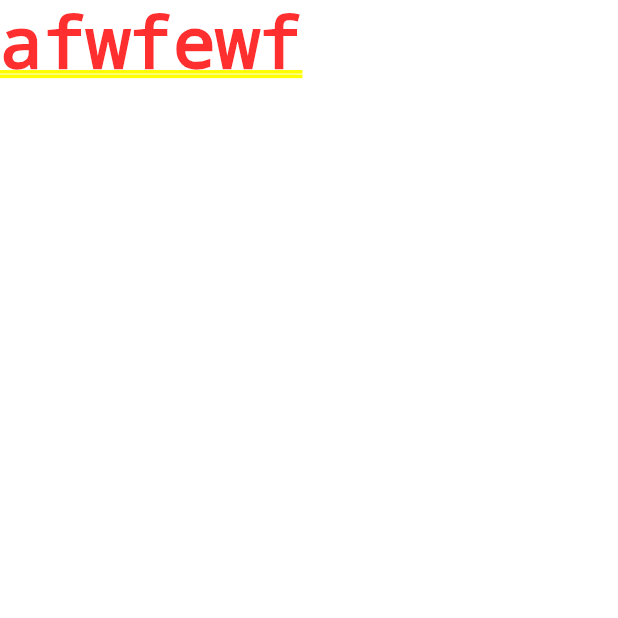
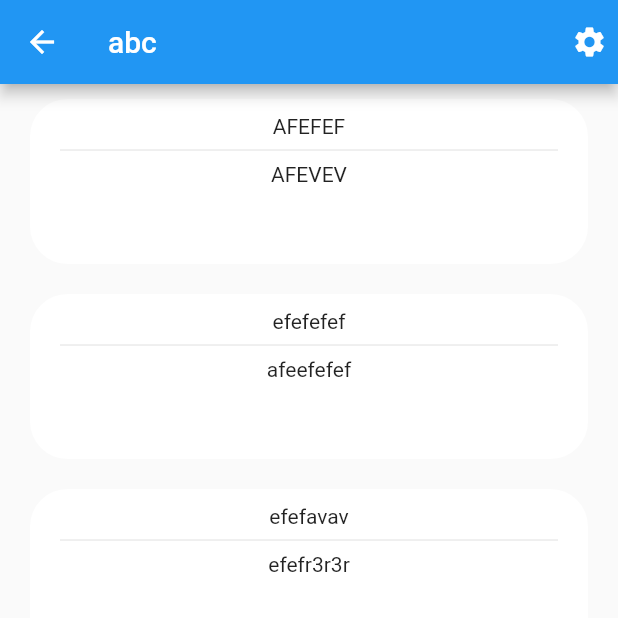
Before and after one commit to Ashik03074/Trail, a Flutter app: the screen it shows after launch, after a tap on the "arrow forward" icon, on a phone screen of 412 x 824 dp, the top half of it. Run offline on Flutter 3.47's test engine with Material 2 defaults, Android fonts, the phone set to English and light mode, and no system bars.

Commit message:
Updated detail pages

```diff
--- a/lib/main.dart
+++ b/lib/main.dart
@@ -14,35 +14,43 @@ final List<Map> sc = [
   },
   {
     "id": 2,
-    "name": "abc",
+    "name": "xyz",
     "no": 4,
-    "ss": ["AFEFEF", "efefefef", "efefavav"],
-    "ss2": ["AFEVEV", "afeefefef", "efefr3r3r"],
+    "ss": [
+      "AFEFEFffffffffffffffffffffffffffffffffffffffffffffffffffffffffffffffff",
+      "efefefef",
+      "efefavav"
+    ],
+    "ss2": [
+      "AFEVEVfffffffffffffffffffffffffffffffffffffffffff",
+      "afeefefef",
+      "efefr3r3r"
+    ],
   },
   {
     "id": 3,
-    "name": "abc",
+    "name": "pqr",
     "no": 4,
     "ss": ["AFEFEF", "efefefef", "efefavav"],
     "ss2": ["AFEVEV", "afeefefef", "efefr3r3r"],
   },
   {
     "id": 4,
-    "name": "abc",
+    "name": "def",
     "no": 4,
     "ss": ["AFEFEF", "efefefef", "efefavav"],
     "ss2": ["AFEVEV", "afeefefef", "efefr3r3r"],
   },
   {
     "id": 5,
-    "name": "abc",
+    "name": "ghi",
     "no": 4,
     "ss": ["AFEFEF", "efefefef", "efefavav"],
     "ss2": ["AFEVEV", "afeefefef", "efefr3r3r"],
   },
   {
     "id": 6,
-    "name": "abc",
+    "name": "ijk",
     "no": 4,
     "ss": ["AFEFEF", "efefefef", "efefavav"],
     "ss2": ["AFEVEV", "afeefefef", "efefr3r3r"],
@@ -53,6 +61,7 @@ class MyApp extends StatelessWidget {
   @override
   Widget build(BuildContext context) {
     return MaterialApp(
+      debugShowCheckedModeBanner: false,
       theme: ThemeData(
         primarySwatch: Colors.blue,
       ),
@@ -148,8 +157,43 @@ class MyApp extends StatelessWidget {
 class Detail extends StatelessWidget {
   @override
   Widget build(BuildContext context) {
-    return Container(
-      child: Text("afwfewf"),
+    final routeArg =
+        ModalRoute.of(context).settings.arguments as Map<String, dynamic>;
+    //final detailId = routeArg['id'];
+    final selectMeal =
+        sc.firstWhere((element) => element['id'] == routeArg['id']);
+    return Scaffold(
+      appBar: AppBar(
+        title: Text(selectMeal['name']),
+        actions: [
+          Padding(
+            padding: EdgeInsets.only(right: 7),
+            child: Icon(Icons.settings),
+          )
+        ],
+      ),
+      body: ListView.builder(
+          itemCount: selectMeal['ss'].length,
+          itemBuilder: (BuildContext context, int index) {
+            print(selectMeal['ss'].length);
+            return Container(
+              decoration: BoxDecoration(
+                borderRadius: BorderRadius.circular(25),
+                color: Colors.white,
+              ),
+              width: double.infinity,
+              height: 110,
+              margin: EdgeInsets.symmetric(vertical: 10, horizontal: 20),
+              padding: EdgeInsets.symmetric(vertical: 10, horizontal: 20),
+              child: Column(
+                children: [
+                  Text(selectMeal['ss'][index]),
+                  Divider(),
+                  Text(selectMeal['ss2'][index]),
+                ],
+              ),
+            );
+          }),
     );
   }
 }
```
